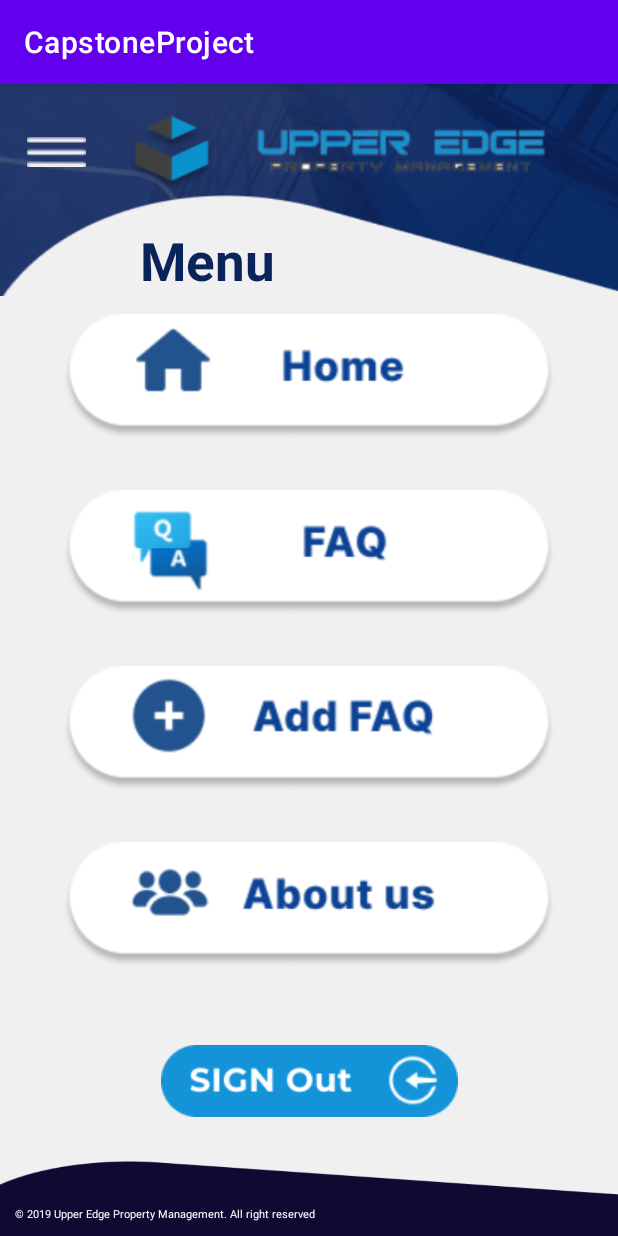
After one commit to jiyeong97/QAMobileApp, an Android app: the NavigatorE screen opened directly, with no data from a screen before it, on a phone screen of 412 x 824 dp. The commit adds this screen. Run offline under Robolectric (Android 15) with nearby library versions, the phone set to English and light mode, and no system bars.

Commit message:
Navigator Working1 -Jiyeong

```diff
--- a/app/src/main/AndroidManifest.xml
+++ b/app/src/main/AndroidManifest.xml
@@ -11,6 +11,12 @@
         android:supportsRtl="true"
         android:theme="@style/Theme.CapstoneProject"
         tools:targetApi="31">
+        <activity
+            android:name=".NavigatorE"
+            android:exported="false" />
+        <activity
+            android:name=".NavigatorC"
+            android:exported="true" />
         <activity
             android:name=".AboutUs"
             android:exported="true" />
--- /dev/null
+++ b/app/src/main/java/com/example/capstoneproject/NavigatorE.java
@@ -0,0 +1,14 @@
+package com.example.capstoneproject;
+
+import androidx.appcompat.app.AppCompatActivity;
+
+import android.os.Bundle;
+
+public class NavigatorE extends AppCompatActivity {
+
+    @Override
+    protected void onCreate(Bundle savedInstanceState) {
+        super.onCreate(savedInstanceState);
+        setContentView(R.layout.activity_navigator_e);
+    }
+}
--- /dev/null
+++ b/app/src/main/res/layout/activity_navigator_e.xml
@@ -0,0 +1,197 @@
+<?xml version="1.0" encoding="utf-8"?>
+<androidx.constraintlayout.widget.ConstraintLayout xmlns:android="http://schemas.android.com/apk/res/android"
+    xmlns:app="http://schemas.android.com/apk/res-auto"
+    xmlns:tools="http://schemas.android.com/tools"
+    android:layout_width="match_parent"
+    android:layout_height="match_parent"
+    tools:context=".NavigatorC"
+    android:background="@color/whiteGray">
+
+    <androidx.constraintlayout.widget.ConstraintLayout
+        android:id="@+id/topLayout"
+        android:layout_width="0dp"
+        android:layout_height="wrap_content"
+        app:layout_constraintEnd_toEndOf="parent"
+        app:layout_constraintHorizontal_bias="0.0"
+        app:layout_constraintStart_toStartOf="parent"
+        app:layout_constraintTop_toTopOf="parent">
+
+        <ImageView
+            android:id="@+id/imageView"
+            android:layout_width="0dp"
+            android:layout_height="0dp"
+            android:scaleType="centerCrop"
+            app:layout_constraintBottom_toBottomOf="parent"
+            app:layout_constraintEnd_toEndOf="parent"
+            app:layout_constraintStart_toStartOf="parent"
+            app:layout_constraintTop_toTopOf="parent"
+            app:layout_constraintVertical_bias="0.444"
+            app:srcCompat="@drawable/topback" />
+
+        <ImageView
+            android:id="@+id/imageView4"
+            android:layout_width="0dp"
+            android:layout_height="0dp"
+            android:scaleType="fitXY"
+            app:layout_constraintBottom_toBottomOf="@+id/imageView"
+            app:layout_constraintEnd_toEndOf="parent"
+            app:layout_constraintStart_toStartOf="parent"
+            app:layout_constraintTop_toBottomOf="@+id/logoImg"
+            app:srcCompat="@drawable/topfront" />
+
+        <ImageView
+            android:id="@+id/logoImg"
+            android:layout_width="wrap_content"
+            android:layout_height="wrap_content"
+            android:layout_marginTop="20dp"
+            android:layout_marginEnd="20dp"
+            app:layout_constraintEnd_toStartOf="@+id/logoTitleImg"
+            app:layout_constraintTop_toTopOf="parent"
+            app:srcCompat="@drawable/upperedgelogo" />
+
+        <ImageView
+            android:id="@+id/logoTitleImg"
+            android:layout_width="210dp"
+            android:layout_height="51dp"
+            android:layout_marginTop="20dp"
+            android:layout_marginEnd="36dp"
+            app:layout_constraintEnd_toEndOf="parent"
+            app:layout_constraintTop_toTopOf="parent"
+            app:srcCompat="@drawable/upperedgetitle" />
+
+        <ImageButton
+            android:id="@+id/naviBtn"
+            android:layout_width="40dp"
+            android:layout_height="40dp"
+            android:layout_marginTop="25dp"
+            android:layout_marginEnd="10dp"
+            android:backgroundTint="@color/clear"
+            android:scaleType="centerCrop"
+            android:src="@drawable/threeline"
+            app:layout_constraintEnd_toStartOf="@+id/logoImg"
+            app:layout_constraintStart_toStartOf="parent"
+            app:layout_constraintTop_toTopOf="parent" />
+
+        <TextView
+            android:id="@+id/MenuTitle"
+            android:layout_width="wrap_content"
+            android:layout_height="wrap_content"
+            android:layout_marginStart="80dp"
+            android:layout_marginTop="20dp"
+            android:layout_marginEnd="215dp"
+            android:text="Menu"
+            android:textAlignment="center"
+            android:textColor="@color/darkBlue"
+            android:textSize="35dp"
+            android:textStyle="bold"
+            app:layout_constraintBottom_toBottomOf="parent"
+            app:layout_constraintEnd_toEndOf="parent"
+            app:layout_constraintStart_toStartOf="parent"
+            app:layout_constraintTop_toBottomOf="@+id/logoImg" />
+
+    </androidx.constraintlayout.widget.ConstraintLayout>
+
+    <androidx.constraintlayout.widget.ConstraintLayout
+        android:id="@+id/constraintLayout3"
+        android:layout_width="0dp"
+        android:layout_height="0dp"
+        app:layout_constraintBottom_toTopOf="@+id/constraintLayout4"
+        app:layout_constraintEnd_toEndOf="parent"
+        app:layout_constraintHorizontal_bias="0.0"
+        app:layout_constraintStart_toStartOf="parent"
+        app:layout_constraintTop_toBottomOf="@+id/topLayout">
+
+        <LinearLayout
+            android:layout_width="match_parent"
+            android:layout_height="match_parent"
+            android:layout_marginLeft="30dp"
+            android:layout_marginRight="30dp"
+            android:orientation="vertical">
+
+            <ImageButton
+                android:id="@+id/homeBtn"
+                android:layout_width="match_parent"
+                android:layout_height="0dp"
+                android:layout_marginBottom="10dp"
+                android:layout_weight="1"
+                android:backgroundTint="@color/clear"
+                android:scaleType="fitCenter"
+                android:src="@drawable/homebtn" />
+
+            <ImageButton
+                android:id="@+id/faqBtn"
+                android:layout_width="match_parent"
+                android:layout_height="0dp"
+                android:layout_marginBottom="10dp"
+                android:layout_weight="1"
+                android:backgroundTint="@color/clear"
+                android:scaleType="fitCenter"
+                android:src="@drawable/faqbtn" />
+
+            <ImageButton
+                android:id="@+id/askBtn"
+                android:layout_width="match_parent"
+                android:layout_height="0dp"
+                android:layout_marginBottom="10dp"
+                android:layout_weight="1"
+                android:backgroundTint="@color/clear"
+                android:scaleType="fitCenter"
+                android:src="@drawable/addfaqbtn" />
+
+            <ImageButton
+                android:id="@+id/aboutUsBtn"
+                android:layout_width="match_parent"
+                android:layout_height="0dp"
+                android:layout_marginBottom="10dp"
+                android:layout_weight="1"
+                android:backgroundTint="@color/clear"
+                android:scaleType="fitCenter"
+                android:src="@drawable/aboutusbtn" />
+
+            <ImageButton
+                android:id="@+id/signOutBtn"
+                android:layout_width="match_parent"
+                android:layout_height="0dp"
+                android:layout_weight="1"
+                android:backgroundTint="@color/clear"
+                android:scaleType="centerInside"
+                android:src="@drawable/signoutbtn" />
+        </LinearLayout>
+
+    </androidx.constraintlayout.widget.ConstraintLayout>
+
+    <androidx.constraintlayout.widget.ConstraintLayout
+        android:id="@+id/constraintLayout4"
+        android:layout_width="0dp"
+        android:layout_height="wrap_content"
+        app:layout_constraintBottom_toBottomOf="parent"
+        app:layout_constraintEnd_toEndOf="parent"
+        app:layout_constraintHorizontal_bias="1.0"
+        app:layout_constraintStart_toStartOf="parent">
+
+        <ImageView
+            android:id="@+id/imageView5"
+            android:layout_width="0dp"
+            android:layout_height="50dp"
+            android:scaleType="fitXY"
+            app:layout_constraintBottom_toBottomOf="parent"
+            app:layout_constraintEnd_toEndOf="parent"
+            app:layout_constraintStart_toStartOf="parent"
+            app:layout_constraintTop_toTopOf="parent"
+            app:srcCompat="@drawable/bottom" />
+
+        <TextView
+            android:id="@+id/authorTxt"
+            android:layout_width="wrap_content"
+            android:layout_height="wrap_content"
+            android:layout_marginStart="10dp"
+            android:layout_marginBottom="10dp"
+            android:text="© 2019 Upper Edge Property Management. All right reserved"
+            android:textColor="@color/white"
+            android:textSize="7sp"
+            app:layout_constraintBottom_toBottomOf="parent"
+            app:layout_constraintStart_toStartOf="parent" />
+
+    </androidx.constraintlayout.widget.ConstraintLayout>
+
+</androidx.constraintlayout.widget.ConstraintLayout>
```
Also changed, not shown: app/build.gradle (+7 -0 lines), app/src/main/java/com/example/capstoneproject/NavigatorC.java (added, +14 -0 lines), app/src/main/res/layout/activity_about_us.xml (+9 -9 lines), app/src/main/res/layout/activity_navigator_c.xml (added, +197 -0 lines), app/src/main/res/values/strings.xml (+11 -0 lines), app/src/main/res/values/themes.xml (+7 -0 lines), app/src/main/res/drawable/aboutusbtn.png (added), app/src/main/res/drawable/addfaqbtn.png (added), app/src/main/res/drawable/faqbtn.png (added), app/src/main/res/drawable/homebtn.png (added), app/src/main/res/drawable/signoutbtn.png (added), app/src/main/res/drawable/topback.png (added), app/src/main/res/drawable/topfront.png (added).
